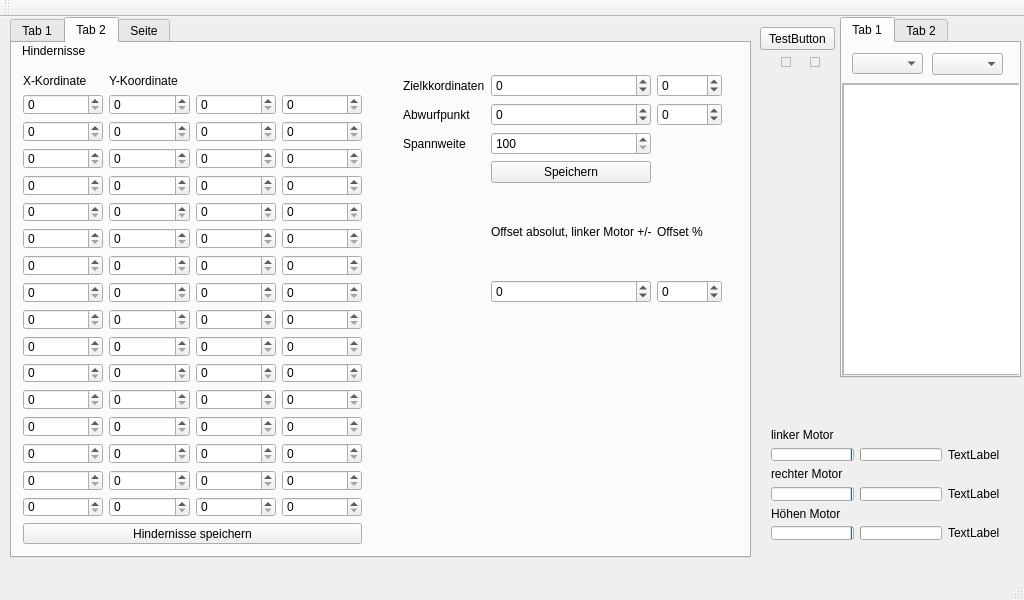
Koerner/Sturzflug-at-daedalus.ei.tum.de, file mainwindow.ui: the form before one commit.
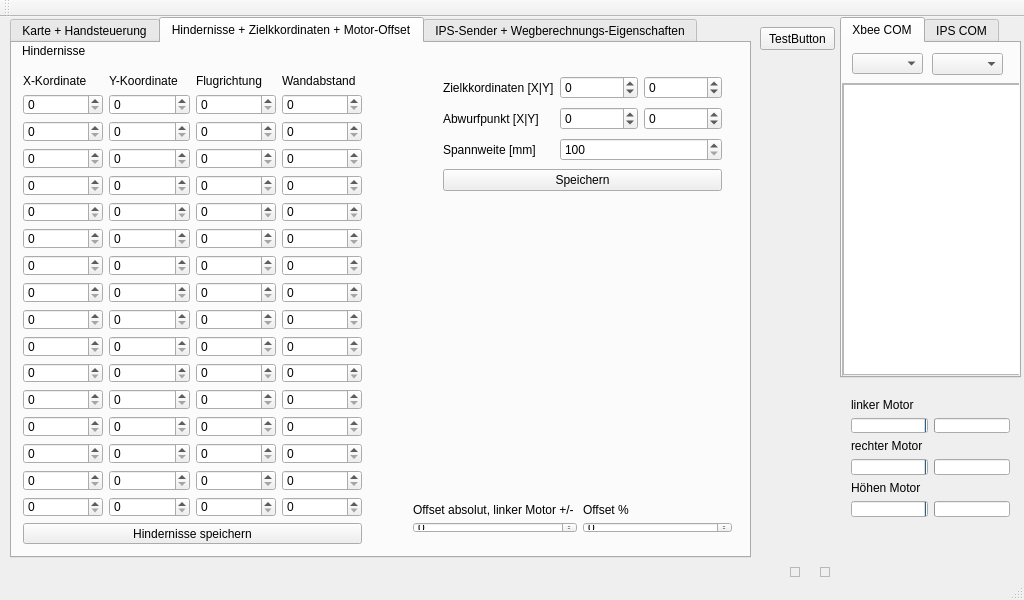
The form after the commit. The open tabs and pages were chosen to show the change.

Commit message: GUI verständlich gemacht

Patch:
```diff
--- a/mainwindow.ui
+++ b/mainwindow.ui
@@ -30,8 +30,8 @@
    <widget class="QPlainTextEdit" name="XbeesendEdit">
     <property name="geometry">
      <rect>
-      <x>810</x>
-      <y>40</y>
+      <x>820</x>
+      <y>550</y>
       <width>10</width>
       <height>10</height>
      </rect>
@@ -51,7 +51,7 @@
     </property>
     <widget class="QWidget" name="tab">
      <attribute name="title">
-      <string>Tab 1</string>
+      <string>Xbee COM</string>
      </attribute>
      <widget class="QComboBox" name="XbeeportBox">
       <property name="geometry">
@@ -126,7 +126,7 @@
     </widget>
     <widget class="QWidget" name="tab_2">
      <attribute name="title">
-      <string>Tab 2</string>
+      <string>IPS COM</string>
      </attribute>
      <widget class="QComboBox" name="IPSportBox">
       <property name="geometry">
@@ -186,8 +186,8 @@
    <widget class="QPlainTextEdit" name="IPSsendEdit">
     <property name="geometry">
      <rect>
-      <x>781</x>
-      <y>40</y>
+      <x>790</x>
+      <y>550</y>
       <width>10</width>
       <height>10</height>
      </rect>
@@ -207,7 +207,7 @@
     </property>
     <widget class="QWidget" name="tab_5">
      <attribute name="title">
-      <string>Tab 1</string>
+      <string>Karte + Handsteuerung</string>
      </attribute>
      <widget class="QGraphicsView" name="graphicsView">
       <property name="geometry">
@@ -286,7 +286,7 @@
     </widget>
     <widget class="QWidget" name="tab_6">
      <attribute name="title">
-      <string>Tab 2</string>
+      <string>Hindernisse + Zielkkordinaten + Motor-Offset</string>
      </attribute>
      <widget class="QWidget" name="gridLayoutWidget_2">
       <property name="geometry">
@@ -759,7 +759,21 @@
        <item row="16" column="2">
         <widget class="QSpinBox" name="h16w">
          <property name="maximum">
-          <number>99999</number>
+          <number>1</number>
+         </property>
+        </widget>
+       </item>
+       <item row="0" column="2">
+        <widget class="QLabel" name="label_15">
+         <property name="text">
+          <string>Flugrichtung</string>
+         </property>
+        </widget>
+       </item>
+       <item row="0" column="3">
+        <widget class="QLabel" name="label_16">
+         <property name="text">
+          <string>Wandabstand</string>
          </property>
         </widget>
        </item>
@@ -781,13 +795,26 @@
      <widget class="QWidget" name="gridLayoutWidget_5">
       <property name="geometry">
        <rect>
-        <x>380</x>
+        <x>420</x>
         <y>20</y>
-        <width>341</width>
-        <height>251</height>
+        <width>301</width>
+        <height>141</height>
        </rect>
       </property>
       <layout class="QGridLayout" name="gridLayout_5">
+       <item row="2" column="1" colspan="2">
+        <widget class="QSpinBox" name="spannweite">
+         <property name="minimum">
+          <number>100</number>
+         </property>
+         <property name="maximum">
+          <number>2000</number>
+         </property>
+         <property name="singleStep">
+          <number>5</number>
+         </property>
+        </widget>
+       </item>
        <item row="0" column="1">
         <widget class="QSpinBox" name="zielkkordinaten_x">
          <property name="minimum">
@@ -817,14 +844,14 @@
        <item row="0" column="0">
         <widget class="QLabel" name="label_Zielkkordinaten">
          <property name="text">
-          <string>Zielkkordinaten</string>
+          <string>Zielkkordinaten [X|Y]</string>
          </property>
         </widget>
        </item>
        <item row="1" column="0">
         <widget class="QLabel" name="label_Abwurfpunkt">
          <property name="text">
-          <string>Abwurfpunkt</string>
+          <string>Abwurfpunkt [X|Y]</string>
          </property>
         </widget>
        </item>
@@ -854,7 +881,7 @@
          </property>
         </widget>
        </item>
-       <item row="3" column="1">
+       <item row="3" column="0" colspan="3">
         <widget class="QPushButton" name="setZiel">
          <property name="text">
           <string>Speichern</string>
@@ -864,45 +891,44 @@
        <item row="2" column="0">
         <widget class="QLabel" name="label_Spannweite">
          <property name="text">
-          <string>Spannweite</string>
+          <string>Spannweite [mm]</string>
          </property>
         </widget>
        </item>
-       <item row="2" column="1">
-        <widget class="QSpinBox" name="spannweite">
-         <property name="minimum">
-          <number>100</number>
-         </property>
-         <property name="maximum">
-          <number>2000</number>
-         </property>
-         <property name="singleStep">
-          <number>5</number>
-         </property>
-        </widget>
-       </item>
-       <item row="5" column="2">
-        <widget class="QSpinBox" name="offsetPro">
-         <property name="minimum">
-          <number>-99</number>
-         </property>
-        </widget>
-       </item>
-       <item row="5" column="1">
+      </layout>
+     </widget>
+     <widget class="QWidget" name="gridLayoutWidget_6">
+      <property name="geometry">
+       <rect>
+        <x>390</x>
+        <y>450</y>
+        <width>341</width>
+        <height>51</height>
+       </rect>
+      </property>
+      <layout class="QGridLayout" name="gridLayout_6">
+       <item row="1" column="0">
         <widget class="QSpinBox" name="offsetAbs">
          <property name="minimum">
           <number>-99</number>
          </property>
         </widget>
        </item>
-       <item row="4" column="1">
+       <item row="1" column="1">
+        <widget class="QSpinBox" name="offsetPro">
+         <property name="minimum">
+          <number>-99</number>
+         </property>
+        </widget>
+       </item>
+       <item row="0" column="0">
         <widget class="QLabel" name="label_13">
          <property name="text">
           <string>Offset absolut, linker Motor +/- </string>
          </property>
         </widget>
        </item>
-       <item row="4" column="2">
+       <item row="0" column="1">
         <widget class="QLabel" name="label_14">
          <property name="text">
           <string>Offset %</string>
@@ -914,7 +940,7 @@
     </widget>
     <widget class="QWidget" name="tab_7">
      <attribute name="title">
-      <string>Seite</string>
+      <string>IPS-Sender + Wegberechnungs-Eigenschaften</string>
      </attribute>
      <widget class="QWidget" name="gridLayoutWidget">
       <property name="geometry">
@@ -1306,10 +1332,10 @@
    <widget class="QWidget" name="gridLayoutWidget_4">
     <property name="geometry">
      <rect>
-      <x>760</x>
-      <y>400</y>
-      <width>251</width>
-      <height>134</height>
+      <x>840</x>
+      <y>370</y>
+      <width>181</width>
+      <height>141</height>
      </rect>
     </property>
     <layout class="QGridLayout" name="gridLayout_4">
@@ -1430,27 +1456,6 @@
        </property>
       </widget>
      </item>
-     <item row="2" column="2">
-      <widget class="QLabel" name="linksM">
-       <property name="text">
-        <string>TextLabel</string>
-       </property>
-      </widget>
-     </item>
-     <item row="4" column="2">
-      <widget class="QLabel" name="rechtsM">
-       <property name="text">
-        <string>TextLabel</string>
-       </property>
-      </widget>
-     </item>
-     <item row="6" column="2">
-      <widget class="QLabel" name="hoeheM">
-       <property name="text">
-        <string>TextLabel</string>
-       </property>
-      </widget>
-     </item>
     </layout>
    </widget>
   </widget>
```
Left out of the diff: 159 changed lines with no effect on the pictures. The commit also changes 1 other file.
